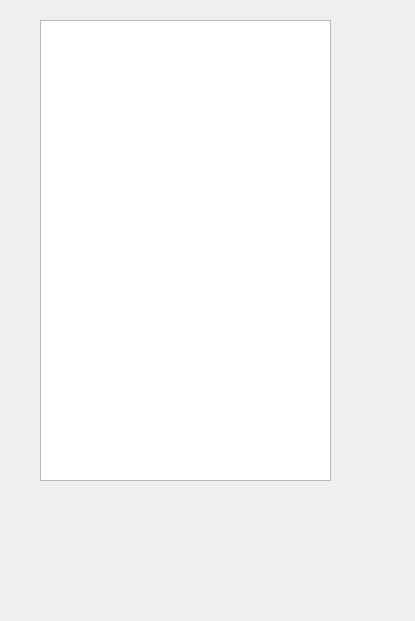
RickZack/Symposium, file GUI/SymposiumGui/currentusers.ui: the form before one commit.
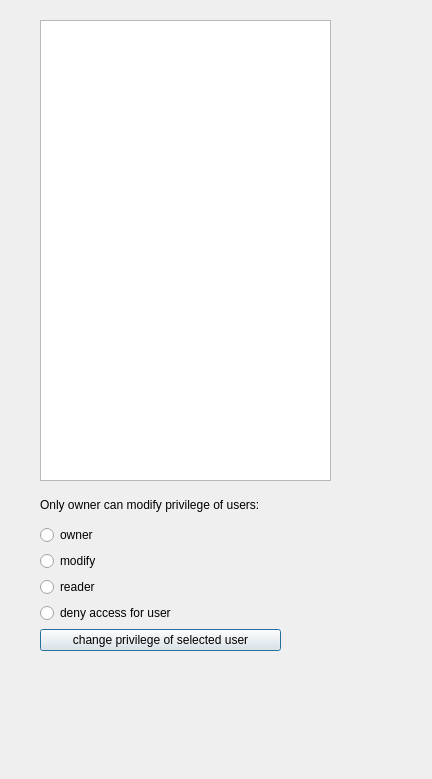
The form after the commit.

Commit message: GUI:link+modifica di privileggio solo per owner

Diff of the .ui file:
```diff
--- a/GUI/SymposiumGui/currentusers.ui
+++ b/GUI/SymposiumGui/currentusers.ui
@@ -6,8 +6,8 @@
    <rect>
     <x>0</x>
     <y>0</y>
-    <width>415</width>
-    <height>621</height>
+    <width>432</width>
+    <height>779</height>
    </rect>
   </property>
   <property name="windowTitle">
@@ -26,6 +26,60 @@
     <string notr="true">font: 10pt &quot;MS Shell Dlg 2&quot;;</string>
    </property>
   </widget>
+  <widget class="QWidget" name="verticalLayoutWidget">
+   <property name="geometry">
+    <rect>
+     <x>40</x>
+     <y>490</y>
+     <width>241</width>
+     <height>161</height>
+    </rect>
+   </property>
+   <layout class="QVBoxLayout" name="layout">
+    <item>
+     <widget class="QLabel" name="label">
+      <property name="text">
+       <string>Only owner can modify privilege of users:</string>
+      </property>
+     </widget>
+    </item>
+    <item>
+     <widget class="QRadioButton" name="owner">
+      <property name="text">
+       <string>owner</string>
+      </property>
+     </widget>
+    </item>
+    <item>
+     <widget class="QRadioButton" name="modify">
+      <property name="text">
+       <string>modify</string>
+      </property>
+     </widget>
+    </item>
+    <item>
+     <widget class="QRadioButton" name="reader">
+      <property name="text">
+       <string>reader</string>
+      </property>
+     </widget>
+    </item>
+    <item>
+     <widget class="QRadioButton" name="none">
+      <property name="text">
+       <string>deny access for user</string>
+      </property>
+     </widget>
+    </item>
+    <item>
+     <widget class="QPushButton" name="button">
+      <property name="text">
+       <string>change privilege of selected user</string>
+      </property>
+     </widget>
+    </item>
+   </layout>
+  </widget>
  </widget>
  <resources/>
  <connections/>
```
The commit also changes 14 other files.
